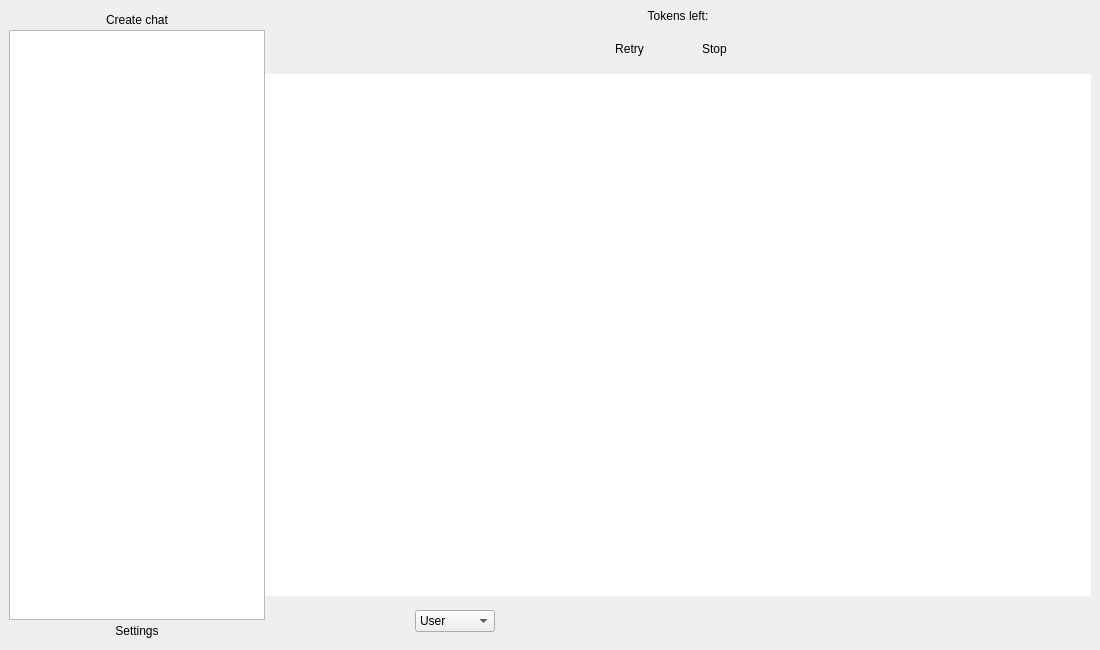
This is ui/MainWindow.ui in KoromeloDev/MindMate as Qt 5 draws it before an edit. The edited form follows.
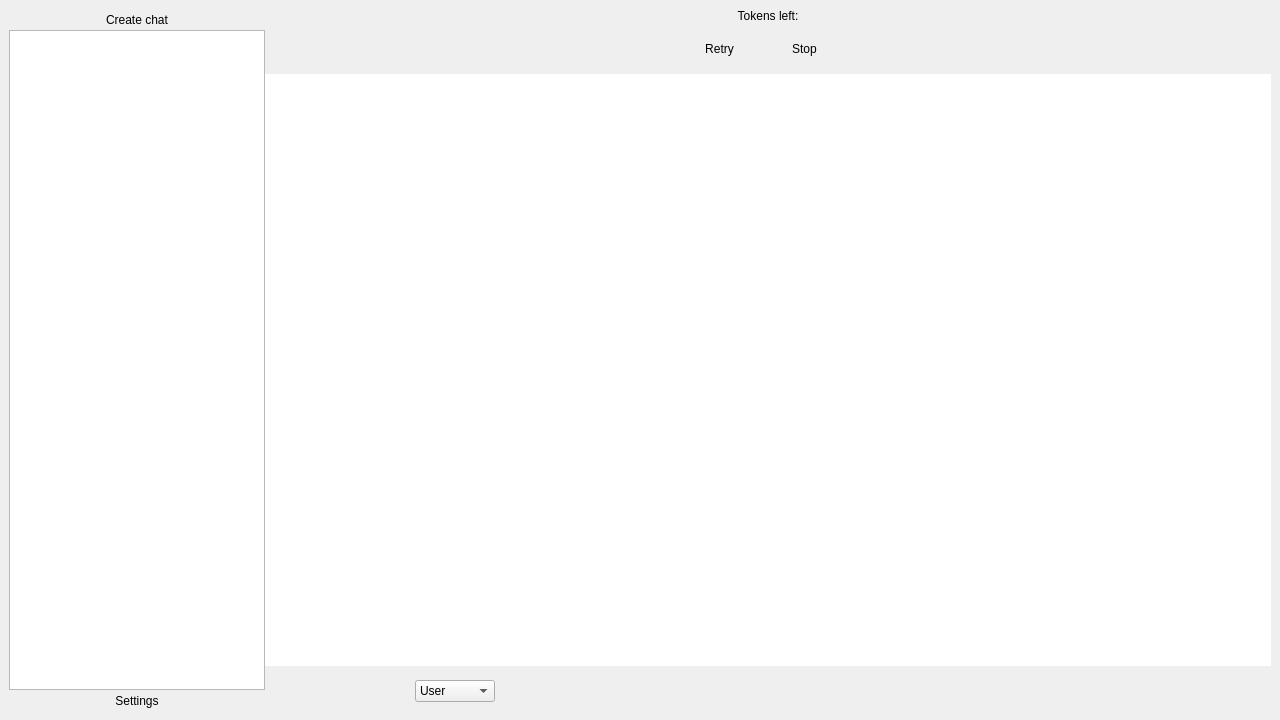
This is the edited form. Icons and pictures are not drawn. Custom widgets are drawn as their Qt base class.

The edit to the form file:
```diff
--- a/ui/MainWindow.ui
+++ b/ui/MainWindow.ui
@@ -6,8 +6,8 @@
    <rect>
     <x>0</x>
     <y>0</y>
-    <width>1100</width>
-    <height>650</height>
+    <width>1280</width>
+    <height>720</height>
    </rect>
   </property>
   <property name="windowTitle">
```
